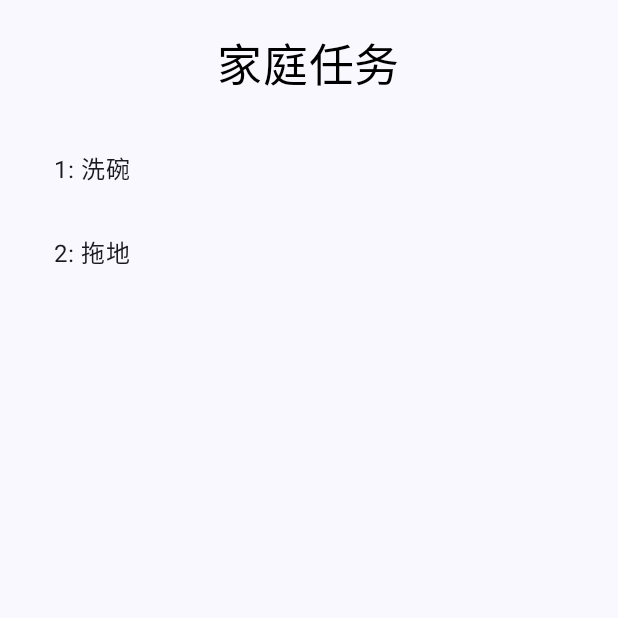
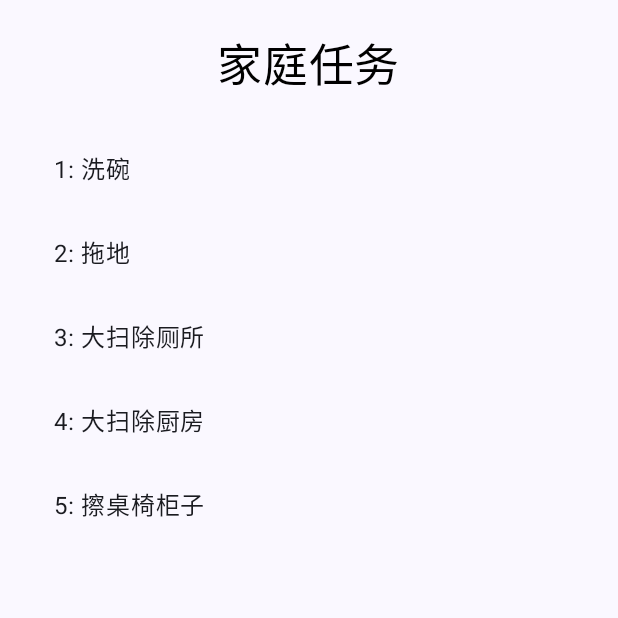
Before and after one commit to beyondshi/LiveScratchTicket, an Android app built with Jetpack Compose: the screen it shows after launch (MainActivity), on a phone screen of 412 x 824 dp, the top half of it. Run offline under Robolectric (Android 15) with nearby library versions, the phone set to English and light mode, and no system bars.

Commit message:
优化数据结构

```diff
--- a/app/build.gradle.kts
+++ b/app/build.gradle.kts
@@ -2,6 +2,7 @@
 plugins {
     alias(libs.plugins.com.android.application)
     alias(libs.plugins.org.jetbrains.kotlin.android)
+    alias(libs.plugins.kotlin.serialization)
 }
 
 android {
@@ -62,6 +63,9 @@ dependencies {
     implementation(libs.ui.graphics)
     implementation(libs.ui.tooling.preview)
     implementation(libs.material3)
+    implementation(libs.kotlin.serialization)
+    implementation(libs.kotlinx.serialization.json)
+
     testImplementation(libs.junit)
     androidTestImplementation(libs.androidx.test.ext.junit)
     androidTestImplementation(libs.espresso.core)
--- a/app/src/main/java/com/beyond/livescratchticket/Constant.kt
+++ b/app/src/main/java/com/beyond/livescratchticket/Constant.kt
@@ -1,3 +1,41 @@
 package com.beyond.livescratchticket
 
 const val TAG = "LiveScratchTicketTAG"
+
+val taskList = arrayListOf(
+    FamilyTask(
+        name = "洗碗",
+        roleImage = RoleImage(
+            manImg = R.mipmap.dishwasher_man,
+            womanImg = R.mipmap.dishwasher_woman,
+        )
+    ),
+    FamilyTask(
+        name = "拖地",
+        roleImage = RoleImage(
+            manImg = R.mipmap.mop_the_floor_man,
+            womanImg = R.mipmap.mop_the_floor_woman,
+        )
+    ),
+    FamilyTask(
+        name = "大扫除厕所",
+        roleImage = RoleImage(
+            manImg = R.mipmap.toilet_man,
+            womanImg = R.mipmap.toilet_woman,
+        )
+    ),
+    FamilyTask(
+        name = "大扫除厨房",
+        roleImage = RoleImage(
+            manImg = R.mipmap.clean_the_kitchen_man,
+            womanImg = R.mipmap.clean_the_kitchen_woman,
+        )
+    ),
+    FamilyTask(
+        name = "擦桌椅柜子",
+        roleImage = RoleImage(
+            manImg = R.mipmap.clean_a_table_man,
+            womanImg = R.mipmap.clean_a_table_woman,
+        )
+    ),
+)
--- /dev/null
+++ b/app/src/main/java/com/beyond/livescratchticket/FamilyTask.kt
@@ -0,0 +1,15 @@
+package com.beyond.livescratchticket
+
+import kotlinx.serialization.Serializable
+
+@Serializable
+data class FamilyTask(
+    val name: String,
+    val roleImage: RoleImage,
+)
+
+@Serializable
+data class RoleImage(
+    val manImg: Int,
+    val womanImg: Int
+)
--- a/app/src/main/java/com/beyond/livescratchticket/MainActivity.kt
+++ b/app/src/main/java/com/beyond/livescratchticket/MainActivity.kt
@@ -15,6 +15,7 @@ import androidx.navigation.navArgument
 import com.beyond.livescratchticket.ui.addDetail
 import com.beyond.livescratchticket.ui.addHome
 import com.beyond.livescratchticket.ui.theme.LiveScratchTicketTheme
+import kotlinx.serialization.json.Json
 
 class MainActivity : ComponentActivity() {
     override fun onCreate(savedInstanceState: Bundle?) {
@@ -32,18 +33,19 @@ class MainActivity : ComponentActivity() {
                         composable(
                             "home"
                         ) {
-                            addHome(navController, arrayListOf("洗碗", "拖地"))
+                            addHome(navController, taskList)
                         }
                         composable(
-                            route = "detail/{index}/{item}",
+                            route = "detail/{index}/{data}",
                             arguments = listOf(
                                 navArgument("index") { type = NavType.IntType },
-                                navArgument("item") { type = NavType.StringType })
+                                navArgument("data") { type = NavType.StringType })
                         ) {
                             val index = it.arguments?.getInt("index")
-                            val arguments = it.arguments?.getString("item")
-                            Log.i(TAG, "index = $index arguments = $arguments")
-                            addDetail(index ?: 0, arguments ?: "")
+                            val data = it.arguments?.getString("data") ?: ""
+                            val task: FamilyTask = Json.decodeFromString(data)
+                            Log.i(TAG, "index = $index arguments = $task")
+                            addDetail(index ?: 0, task)
                         }
                     }
                 }
--- a/app/src/main/java/com/beyond/livescratchticket/ui/HomeUI.kt
+++ b/app/src/main/java/com/beyond/livescratchticket/ui/HomeUI.kt
@@ -15,9 +15,12 @@ import androidx.compose.ui.graphics.Color
 import androidx.compose.ui.unit.dp
 import androidx.compose.ui.unit.sp
 import androidx.navigation.NavController
+import com.beyond.livescratchticket.FamilyTask
+import kotlinx.serialization.encodeToString
+import kotlinx.serialization.json.Json
 
 @Composable
-fun addHome(navController: NavController, tasks: List<String>) {
+fun addHome(navController: NavController, tasks: ArrayList<FamilyTask>) {
     Column(modifier = Modifier.fillMaxWidth()) {
         Text(
             modifier = Modifier
@@ -35,9 +38,10 @@ fun addHome(navController: NavController, tasks: List<String>) {
                     modifier = Modifier
                         .padding(16.dp)
                         .clickable {
-                            navController.navigate("detail/$index/$item")
+                            val data = Json.encodeToString(item)
+                            navController.navigate("detail/$index/$data")
                         },
-                    text = "${index + 1}: $item"
+                    text = "${index + 1}: ${item.name}"
                 )
             }
         }
--- a/gradle/libs.versions.toml
+++ b/gradle/libs.versions.toml
@@ -10,6 +10,8 @@ activity-compose = "1.7.0"
 constraintlayout-compose = "1.0.1"
 compose-bom = "2023.03.00"
 navigation-compose = "2.4.0"
+kotlin = "1.8.22"
+serializationVersion = "1.5.1"
 
 [libraries]
 core-ktx = { group = "androidx.core", name = "core-ktx", version.ref = "core-ktx" }
@@ -28,9 +30,13 @@ ui-test-manifest = { group = "androidx.compose.ui", name = "ui-test-manifest" }
 ui-test-junit4 = { group = "androidx.compose.ui", name = "ui-test-junit4" }
 material3 = { group = "androidx.compose.material3", name = "material3" }
 navigation-compose = { group = "androidx.navigation", name = "navigation-compose", version.ref = "navigation-compose" }
+kotlin-serialization = { group = "org.jetbrains.kotlin", name = "kotlin-serialization", version.ref = "kotlin" }
+kotlinx-serialization-json = { group = "org.jetbrains.kotlinx", name = "kotlinx-serialization-json", version.ref = "serializationVersion" }
+
 
 [plugins]
 com-android-application = { id = "com.android.application", version.ref = "agp" }
 org-jetbrains-kotlin-android = { id = "org.jetbrains.kotlin.android", version.ref = "org-jetbrains-kotlin-android" }
+kotlin-serialization = { id = "org.jetbrains.kotlin.plugin.serialization", version.ref = "kotlin" }
 
 [bundles]
```
Also changed, not shown: app/src/main/java/com/beyond/livescratchticket/ui/ScrapeLayer.kt (+6 -17 lines), app/src/main/res/mipmap-hdpi/clean_a_table_man.png (added), app/src/main/res/mipmap-hdpi/clean_a_table_woman.png (added), app/src/main/res/mipmap-hdpi/clean_the_kitchen_man.png (added), app/src/main/res/mipmap-hdpi/clean_the_kitchen_woman.png (added), app/src/main/res/mipmap-hdpi/toilet_man.png (added), app/src/main/res/mipmap-hdpi/toilet_woman.png (added).
